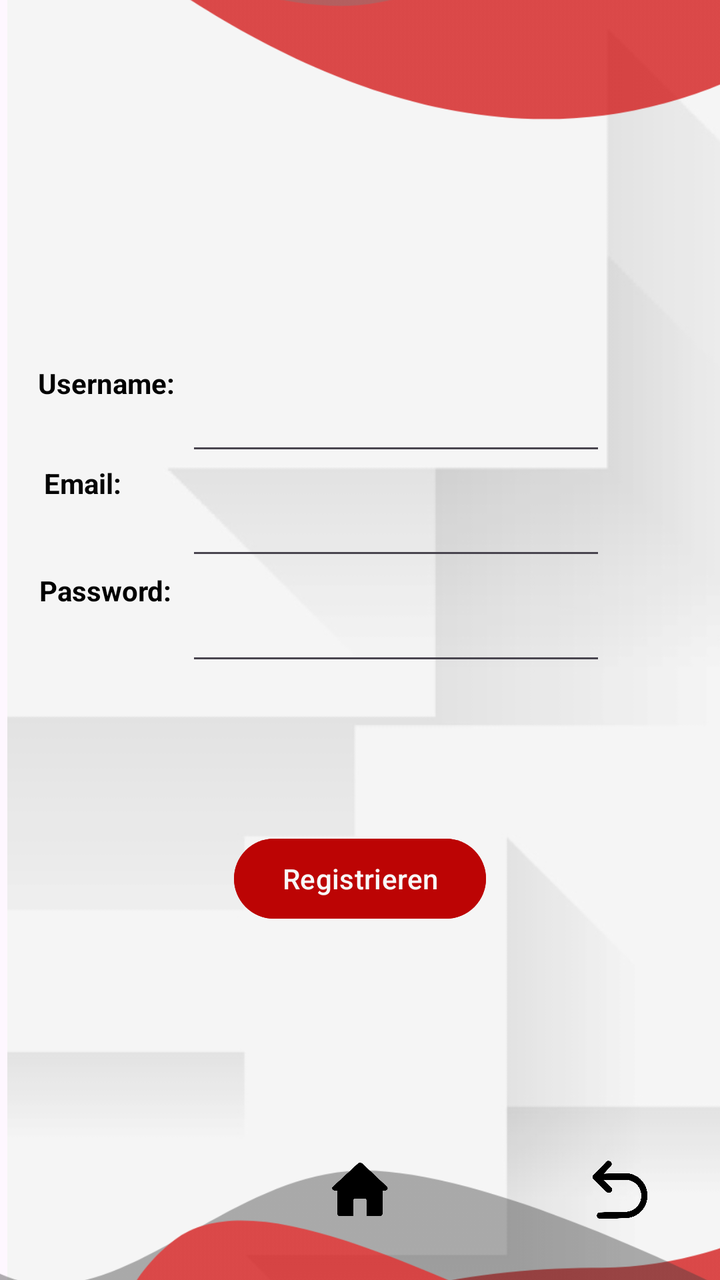
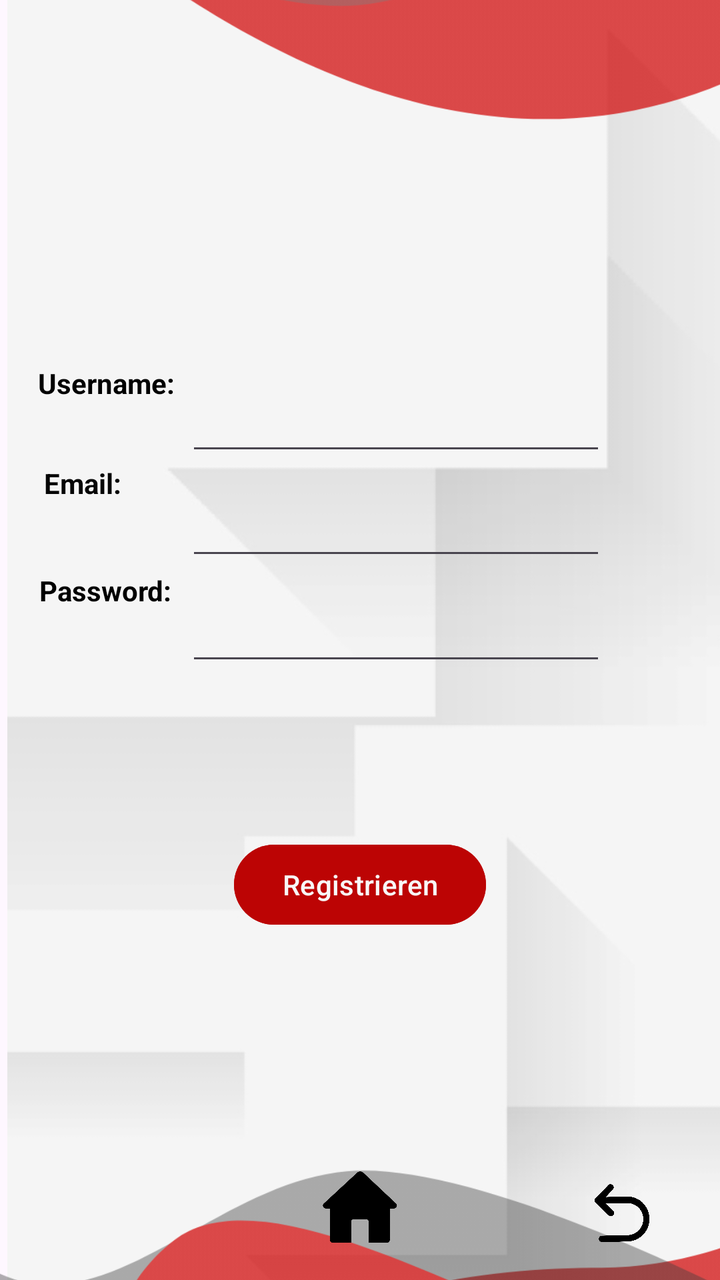

Two renders of the same Android screen: before a commit and after it. Below are the layout's source before the change and the commit's diff.
<!-- AndroidManifest.xml: application theme Theme.TrafficSceneAnalyser -->
<!-- res/layout/activity_register.xml -->
<androidx.constraintlayout.widget.ConstraintLayout xmlns:android="http://schemas.android.com/apk/res/android"
    xmlns:app="http://schemas.android.com/apk/res-auto"
    xmlns:tools="http://schemas.android.com/tools"
    android:id="@+id/main"
    android:layout_width="match_parent"
    android:layout_height="match_parent"
    tools:context=".RegisterActivity">

    <ImageView
        android:id="@+id/backg"
        android:layout_width="904dp"
        android:layout_height="897dp"
        app:layout_constraintBottom_toBottomOf="parent"
        app:layout_constraintStart_toStartOf="parent"
        app:layout_constraintTop_toTopOf="parent"
        app:layout_constraintVertical_bias="0.12"
        app:srcCompat="@drawable/background" />

    <Button
        android:id="@+id/registerButton"
        android:layout_width="wrap_content"
        android:layout_height="wrap_content"
        android:backgroundTint="#BC0404"
        android:onClick="register"
        android:text="Registrieren"
        android:textColor="#F8F8F8"
        app:iconTint="#EFE8E8"
        app:layout_constraintBottom_toTopOf="@+id/hbutton"
        app:layout_constraintEnd_toEndOf="parent"
        app:layout_constraintStart_toStartOf="parent"
        app:layout_constraintTop_toBottomOf="@+id/userPassword"
        app:layout_constraintVertical_bias="0.444" />

    <EditText
        android:id="@+id/userPassword"
        android:layout_width="wrap_content"
        android:layout_height="wrap_content"
        android:layout_marginTop="16dp"
        android:ems="10"
        android:inputType="textPassword"
        app:layout_constraintBottom_toBottomOf="@+id/imageView9"
        app:layout_constraintEnd_toEndOf="parent"
        app:layout_constraintHorizontal_bias="0.621"
        app:layout_constraintStart_toStartOf="parent"
        app:layout_constraintTop_toTopOf="parent"
        app:layout_constraintVertical_bias="0.44" />

    <TextView
        android:id="@+id/textView5"
        android:layout_width="wrap_content"
        android:layout_height="wrap_content"
        android:text="Password:"
        android:textColor="#000000"
        android:textStyle="bold"
        app:layout_constraintBottom_toBottomOf="parent"
        app:layout_constraintEnd_toStartOf="@+id/userUsername"
        app:layout_constraintHorizontal_bias="0.741"
        app:layout_constraintStart_toStartOf="parent"
        app:layout_constraintTop_toTopOf="parent"
        app:layout_constraintVertical_bias="0.46" />

    <EditText
        android:id="@+id/userUsername"
        android:layout_width="wrap_content"
        android:layout_height="wrap_content"
        android:layout_marginTop="196dp"
        android:layout_marginBottom="7dp"
        android:ems="10"
        android:inputType="textPersonName"
        app:layout_constraintBottom_toTopOf="@+id/userEmail"
        app:layout_constraintEnd_toEndOf="parent"
        app:layout_constraintHorizontal_bias="0.621"
        app:layout_constraintStart_toStartOf="parent"
        app:layout_constraintTop_toTopOf="parent"
        app:layout_constraintVertical_bias="0.0" />

    <EditText
        android:id="@+id/userEmail"
        android:layout_width="wrap_content"
        android:layout_height="wrap_content"
        android:layout_marginTop="4dp"
        android:layout_marginBottom="16dp"
        android:ems="10"
        android:inputType="textPersonName"
        app:layout_constraintBottom_toTopOf="@+id/userPassword"
        app:layout_constraintEnd_toEndOf="parent"
        app:layout_constraintHorizontal_bias="0.621"
        app:layout_constraintStart_toStartOf="parent"
        app:layout_constraintTop_toBottomOf="@+id/userUsername" />

    <TextView
        android:id="@+id/textViewUsername"
        android:layout_width="wrap_content"
        android:layout_height="wrap_content"
        android:text="Username:"
        android:textColor="#000000"
        android:textStyle="bold"
        app:layout_constraintBottom_toBottomOf="parent"
        app:layout_constraintEnd_toStartOf="@+id/userPassword"
        app:layout_constraintHorizontal_bias="0.767"
        app:layout_constraintStart_toStartOf="parent"
        app:layout_constraintTop_toTopOf="parent"
        app:layout_constraintVertical_bias="0.293" />

    <TextView
        android:id="@+id/textView6"
        android:layout_width="59dp"
        android:layout_height="16dp"
        android:text="Email:"
        android:textColor="#050505"
        android:textStyle="bold"
        app:layout_constraintBottom_toTopOf="@+id/textView5"
        app:layout_constraintEnd_toStartOf="@+id/userEmail"
        app:layout_constraintHorizontal_bias="0.651"
        app:layout_constraintStart_toStartOf="parent"
        app:layout_constraintTop_toBottomOf="@+id/textViewUsername"
        app:layout_constraintVertical_bias="0.452" />

    <ImageView
        android:id="@+id/imageView9"
        android:layout_width="456dp"
        android:layout_height="759dp"
        android:visibility="visible"
        app:layout_constraintBottom_toBottomOf="parent"
        app:layout_constraintEnd_toEndOf="parent"
        app:layout_constraintStart_toStartOf="parent"
        app:layout_constraintTop_toTopOf="parent"
        app:layout_constraintVertical_bias="0.545"
        app:srcCompat="@drawable/registerlayout" />

    <ImageButton
        android:id="@+id/hbutton"
        android:layout_width="54dp"
        android:layout_height="68dp"
        android:backgroundTint="#00FFFFFF"
        android:onClick="goToHome"
        android:scaleType="fitCenter"
        android:src="@drawable/home1"
        app:layout_constraintBottom_toBottomOf="parent"
        app:layout_constraintEnd_toEndOf="parent"
        app:layout_constraintStart_toStartOf="parent"
        app:layout_constraintTop_toTopOf="parent"
        app:layout_constraintVertical_bias="0.98" />

    <ImageButton
        android:id="@+id/backButton"
        android:layout_width="64dp"
        android:layout_height="55dp"
        android:backgroundTint="#00FFFFFF"
        android:onClick="goToProfile"
        android:scaleType="fitCenter"
        app:layout_constraintBottom_toBottomOf="parent"
        app:layout_constraintEnd_toEndOf="parent"
        app:layout_constraintHorizontal_bias="0.8"
        app:layout_constraintStart_toEndOf="@+id/hbutton"
        app:layout_constraintTop_toTopOf="parent"
        app:layout_constraintVertical_bias="0.97"
        app:srcCompat="@drawable/backbutton" />

</androidx.constraintlayout.widget.ConstraintLayout>
<!-- resources referenced by this layout -->
<resources>
  <!-- drawable backbutton: png bitmap (drawable, 27156 bytes) -->
  <!-- drawable background: png bitmap (drawable-hdpi, 37305 bytes) -->
  <!-- drawable home1: png bitmap (drawable, 7782 bytes) -->
  <!-- drawable registerlayout: png bitmap (drawable-hdpi, 43172 bytes) -->
  <style name="Theme.TrafficSceneAnalyser" parent="Base.Theme.TrafficSceneAnalyser" />
  <style name="Base.Theme.TrafficSceneAnalyser" parent="Theme.Material3.DayNight.NoActionBar">
          
          
      </style>
</resources>

<!-- the commit's change to res/layout/activity_register.xml (unified diff, before → after) -->
@@ -38,7 +38,7 @@
         android:layout_marginTop="16dp"
         android:ems="10"
         android:inputType="textPassword"
-        app:layout_constraintBottom_toBottomOf="@+id/imageView9"
+        app:layout_constraintBottom_toBottomOf="@+id/bottomTopLayout"
         app:layout_constraintEnd_toEndOf="parent"
         app:layout_constraintHorizontal_bias="0.621"
         app:layout_constraintStart_toStartOf="parent"
@@ -117,7 +117,7 @@
         app:layout_constraintVertical_bias="0.452" />
 
     <ImageView
-        android:id="@+id/imageView9"
+        android:id="@+id/bottomTopLayout"
         android:layout_width="456dp"
         android:layout_height="759dp"
         android:visibility="visible"
@@ -130,8 +130,8 @@
 
     <ImageButton
         android:id="@+id/hbutton"
-        android:layout_width="54dp"
-        android:layout_height="68dp"
+        android:layout_width="64dp"
+        android:layout_height="73dp"
         android:backgroundTint="#00FFFFFF"
         android:onClick="goToHome"
         android:scaleType="fitCenter"
@@ -140,7 +140,7 @@
         app:layout_constraintEnd_toEndOf="parent"
         app:layout_constraintStart_toStartOf="parent"
         app:layout_constraintTop_toTopOf="parent"
-        app:layout_constraintVertical_bias="0.98" />
+        app:layout_constraintVertical_bias="1.0" />
 
     <ImageButton
         android:id="@+id/backButton"
@@ -154,7 +154,7 @@
         app:layout_constraintHorizontal_bias="0.8"
         app:layout_constraintStart_toEndOf="@+id/hbutton"
         app:layout_constraintTop_toTopOf="parent"
-        app:layout_constraintVertical_bias="0.97"
+        app:layout_constraintVertical_bias="0.99"
         app:srcCompat="@drawable/backbutton" />
 
 </androidx.constraintlayout.widget.ConstraintLayout>
